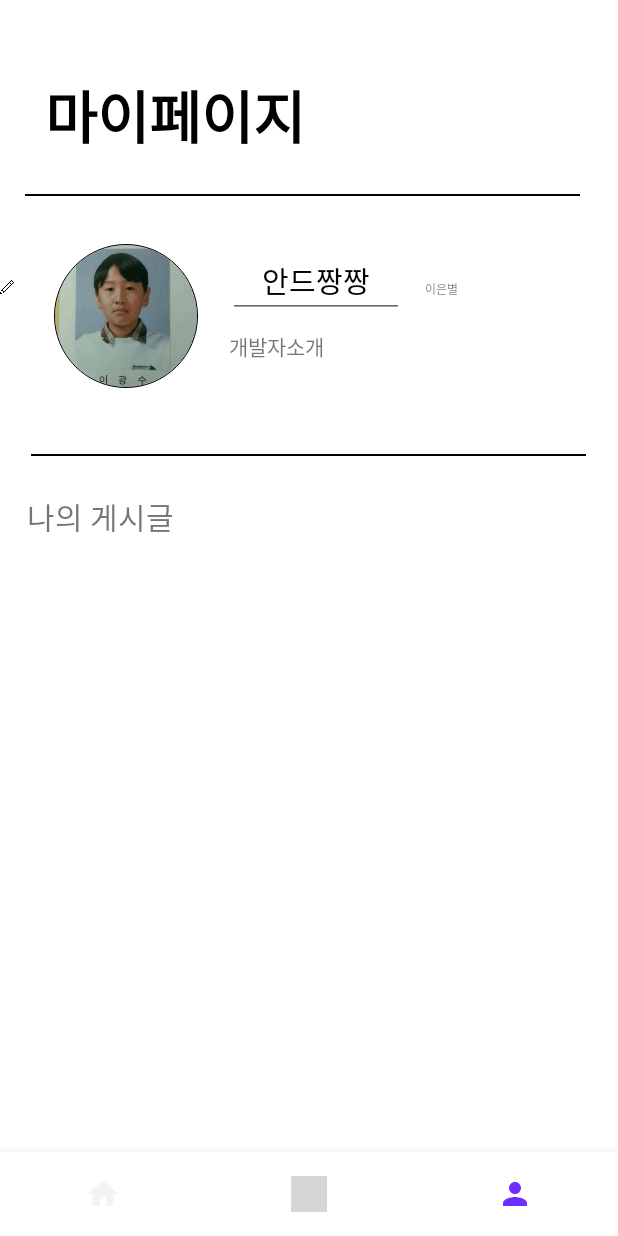
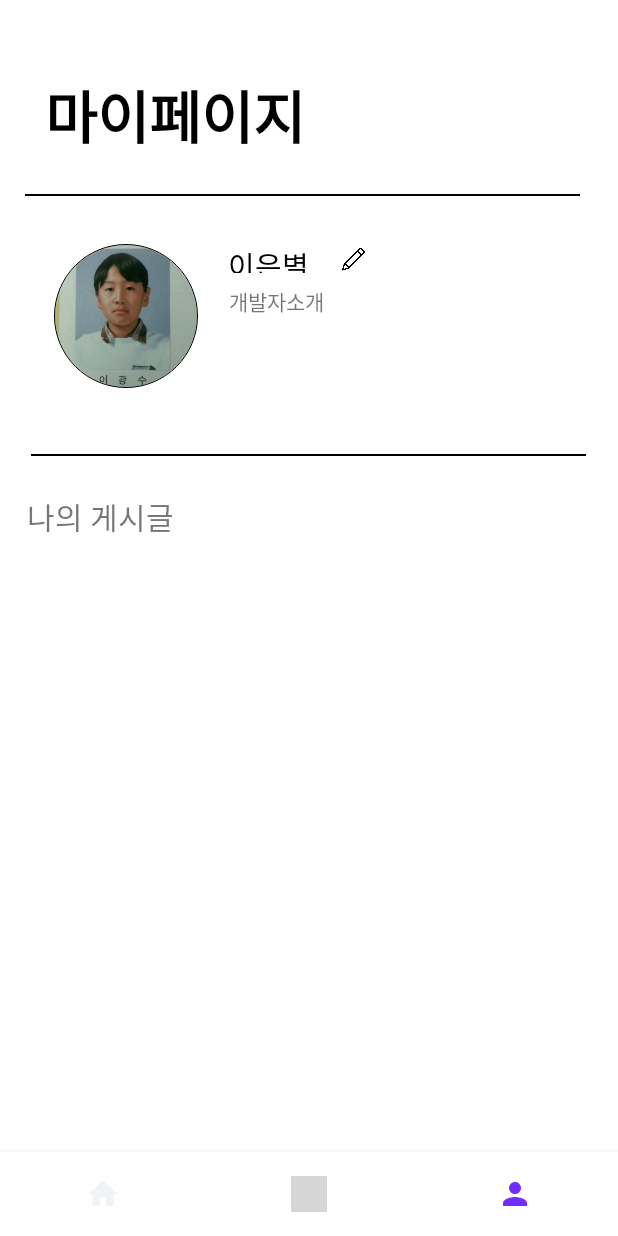
Before and after one commit to taeiim/a-la-vez-Android, an Android app: the screen it shows after launch (MainActivity), item 3 of the bottom bar chosen, on a phone screen of 412 x 824 dp. Run offline under Robolectric (Android 15) with nearby library versions, the phone set to English and light mode, and no system bars; our stand-ins replace CircleImageView; 1 statement that could not run was skipped; grey boxes are pictures that could not be loaded.

Commit message:
[MODIFY] fragment -> Activity

```diff
--- a/app/src/main/res/layout/fragment_favorite.xml
+++ b/app/src/main/res/layout/fragment_favorite.xml
@@ -3,7 +3,7 @@
     xmlns:tools="http://schemas.android.com/tools"
     android:layout_width="match_parent"
     android:layout_height="match_parent"
-    tools:context=".dms.FavoriteFragment">
+    tools:context=".dms.ui.activity.MainActivity">
 
     <!-- TODO: Update blank fragment layout -->
     <TextView
--- a/app/src/main/res/layout/fragment_home.xml
+++ b/app/src/main/res/layout/fragment_home.xml
@@ -3,7 +3,7 @@
     xmlns:tools="http://schemas.android.com/tools"
     android:layout_width="match_parent"
     android:layout_height="match_parent"
-    tools:context=".dms.HomeFragment">
+    tools:context=".dms.ui.activity.MainActivity">
 
     <!-- TODO: Update blank fragment layout -->
     <TextView
--- a/app/src/main/res/layout/fragment_mypage.xml
+++ b/app/src/main/res/layout/fragment_mypage.xml
@@ -4,7 +4,7 @@
     xmlns:tools="http://schemas.android.com/tools"
     android:layout_width="match_parent"
     android:layout_height="match_parent"
-    tools:context=".dms.MypageFragment">
+    tools:context=".dms.ui.activity.MainActivity">
 
     <TextView
         android:id="@+id/textView2"
@@ -54,14 +54,13 @@
         app:layout_constraintStart_toStartOf="parent"
         app:layout_constraintTop_toBottomOf="@+id/view" />
 
-    <EditText
+    <TextView
         android:id="@+id/nickname_et"
-        android:layout_width="117dp"
-        android:layout_height="49dp"
+        android:layout_width="72dp"
+        android:layout_height="19dp"
         android:layout_marginStart="20dp"
         android:layout_marginTop="32dp"
-        android:gravity="center"
-        android:text="안드짱짱"
+        android:text="이은별"
         android:textColor="@color/black"
         android:textSize="19dp"
         app:layout_constraintStart_toEndOf="@+id/profile_image"
@@ -69,25 +68,14 @@
 
     <ImageView
         android:id="@+id/modify_nickname_ic"
-        android:layout_width="9dp"
-        android:layout_height="9dp"
+        android:layout_width="15dp"
+        android:layout_height="20dp"
+        android:layout_marginStart="4dp"
         android:src="@drawable/pencil"
         app:layout_constraintBottom_toTopOf="@+id/view2"
+        app:layout_constraintStart_toEndOf="@+id/nickname_et"
         app:layout_constraintTop_toBottomOf="@+id/view"
-        app:layout_constraintVertical_bias="0.343"
-        tools:layout_editor_absoluteX="313dp" />
-
-    <TextView
-        android:id="@+id/real_name_tv"
-        android:layout_width="wrap_content"
-        android:layout_height="wrap_content"
-        android:layout_marginTop="56dp"
-        android:text="이은별"
-        android:textSize="8dp"
-        app:layout_constraintEnd_toEndOf="parent"
-        app:layout_constraintHorizontal_bias="0.116"
-        app:layout_constraintStart_toEndOf="@+id/nickname_et"
-        app:layout_constraintTop_toBottomOf="@+id/view" />
+        app:layout_constraintVertical_bias="0.21" />
 
     <TextView
         android:id="@+id/mypost_tv"
@@ -102,8 +90,8 @@
 
     <androidx.recyclerview.widget.RecyclerView
         android:id="@+id/post_rc"
-        android:layout_width="351dp"
-        android:layout_height="351dp"
+        android:layout_width="364dp"
+        android:layout_height="369dp"
         app:layout_constraintEnd_toEndOf="parent"
         app:layout_constraintStart_toStartOf="parent"
         app:layout_constraintTop_toBottomOf="@+id/mypost_tv" />
@@ -116,7 +104,7 @@
         android:layout_marginTop="8dp"
         android:text="개발자소개"
         app:layout_constraintEnd_toEndOf="parent"
-        app:layout_constraintHorizontal_bias="0.004"
+        app:layout_constraintHorizontal_bias="0.005"
         app:layout_constraintStart_toEndOf="@+id/profile_image"
         app:layout_constraintTop_toBottomOf="@+id/nickname_et" />
 
```
